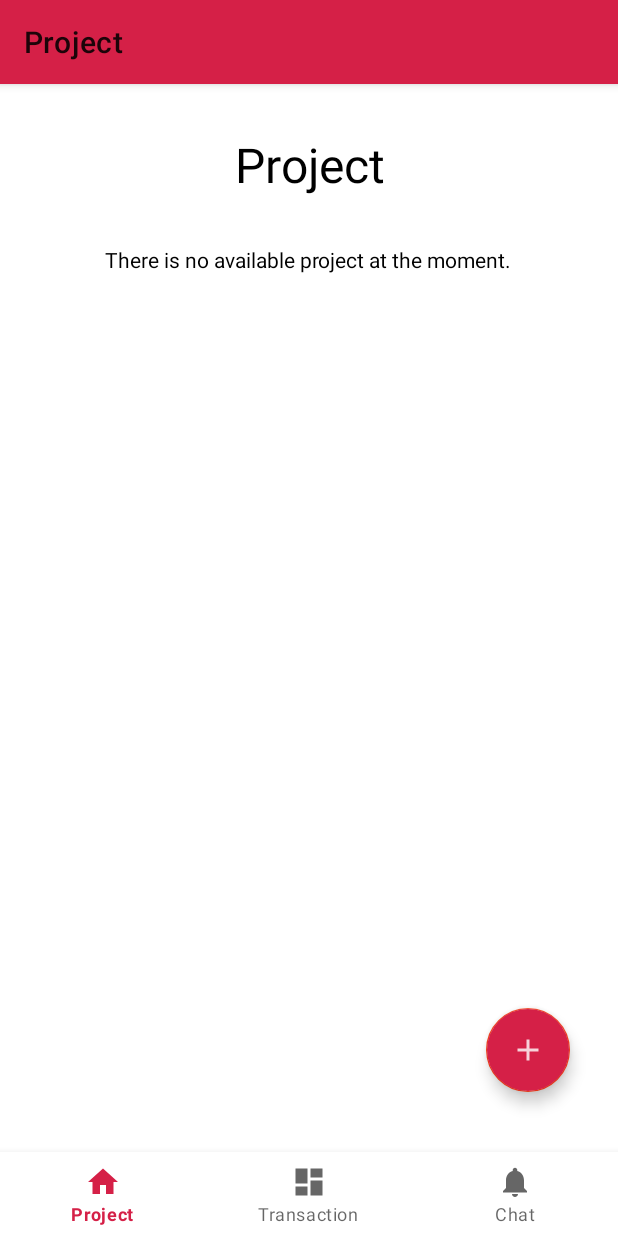
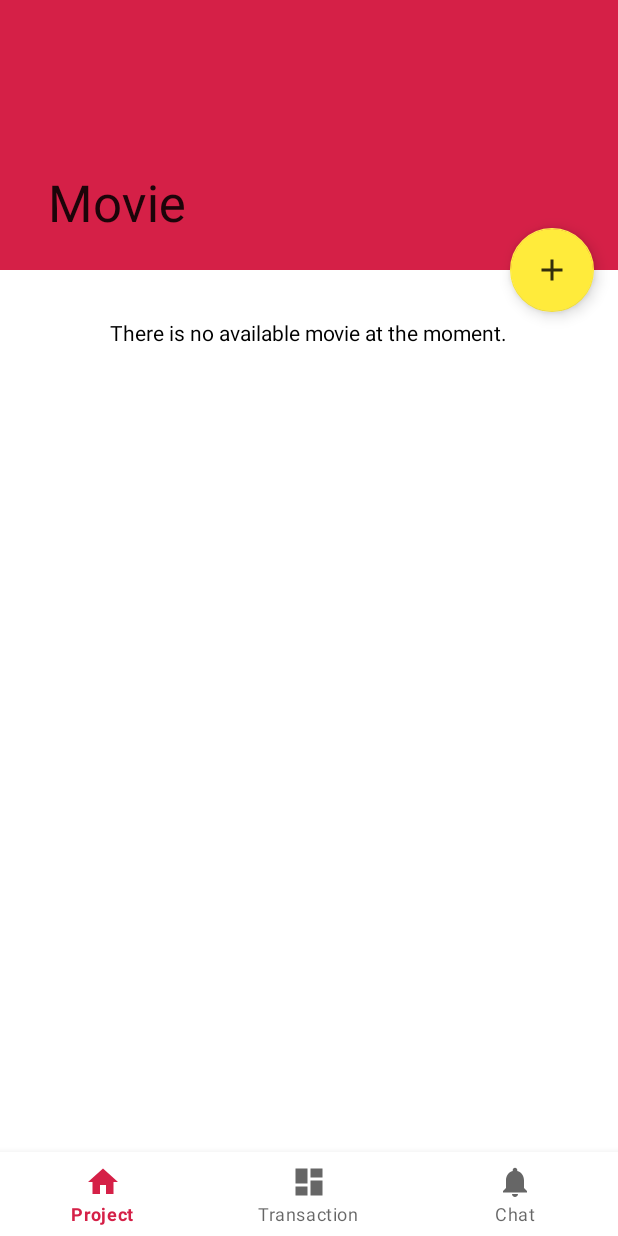
Before and after one commit to butterchoco/jahit.co.id, an Android app: the screen it shows after launch (MainActivity), on a phone screen of 412 x 824 dp. Run offline under Robolectric (Android 15) with nearby library versions, the phone set to English and light mode, and no system bars; our stand-ins replace Room's generated code, navigation-ui; libraries missing offline, so code that uses them is left out: org.koin.android, org.koin.dsl.

Commit message:
change layout movie list fragmet

```diff
--- a/app/src/main/java/id/ac/ui/cs/mobileprogramming/ahmadsupriyanto/jahitcoid/MainActivity.kt
+++ b/app/src/main/java/id/ac/ui/cs/mobileprogramming/ahmadsupriyanto/jahitcoid/MainActivity.kt
@@ -32,6 +32,7 @@ class MainActivity : AppCompatActivity() {
                 R.id.navigation_project, R.id.navigation_transaction, R.id.navigation_chat
             )
         )
+        setSupportActionBar(findViewById(R.id.main_toolbar))
         setupActionBarWithNavController(navController, appBarConfiguration)
         navView.setupWithNavController(navController)
     }
--- a/app/src/main/res/layout/activity_main.xml
+++ b/app/src/main/res/layout/activity_main.xml
@@ -4,6 +4,14 @@
     android:id="@+id/container"
     android:layout_width="match_parent"
     android:layout_height="match_parent">
+
+    <androidx.appcompat.widget.Toolbar
+        android:id="@+id/main_toolbar"
+        android:layout_width="wrap_content"
+        android:layout_height="wrap_content"
+        app:layout_constraintEnd_toEndOf="parent"
+        app:layout_constraintStart_toStartOf="parent"
+        app:layout_constraintTop_toTopOf="parent" />
 
     <com.google.android.material.bottomnavigation.BottomNavigationView
         android:id="@+id/nav_view"
--- /dev/null
+++ b/app/src/main/res/layout/content_scrolling.xml
@@ -0,0 +1,34 @@
+<?xml version="1.0" encoding="utf-8"?>
+<androidx.core.widget.NestedScrollView xmlns:android="http://schemas.android.com/apk/res/android"
+    xmlns:app="http://schemas.android.com/apk/res-auto"
+    xmlns:tools="http://schemas.android.com/tools"
+    android:layout_width="match_parent"
+    android:layout_height="match_parent"
+    app:layout_behavior="@string/appbar_scrolling_view_behavior"
+    tools:context=".MainActivity"
+    tools:showIn="@layout/activity_scrolling">
+
+    <LinearLayout
+            android:layout_width="match_parent"
+            android:layout_height="match_parent"
+            android:orientation="vertical">
+
+
+            <androidx.recyclerview.widget.RecyclerView
+                android:id="@+id/project_list_container"
+                android:layout_width="match_parent"
+                android:layout_height="wrap_content"
+                android:layout_marginTop="24dp"
+                android:paddingBottom="72dp" >
+            </androidx.recyclerview.widget.RecyclerView>
+            <TextView
+                android:id="@+id/project_list_no_item"
+                android:layout_width="wrap_content"
+                android:layout_height="wrap_content"
+                android:text="@string/project_list_no_item_text"
+                android:textColor="@color/black"
+                android:layout_gravity="center_horizontal"
+                android:layout_marginTop="32dp"/>
+    </LinearLayout>
+
+</androidx.core.widget.NestedScrollView>
--- a/app/src/main/res/layout/project_list_fragment.xml
+++ b/app/src/main/res/layout/project_list_fragment.xml
@@ -1,59 +1,51 @@
 <?xml version="1.0" encoding="utf-8"?>
-<RelativeLayout xmlns:android="http://schemas.android.com/apk/res/android"
+<androidx.coordinatorlayout.widget.CoordinatorLayout xmlns:android="http://schemas.android.com/apk/res/android"
+    xmlns:app="http://schemas.android.com/apk/res-auto"
     xmlns:tools="http://schemas.android.com/tools"
     android:layout_width="match_parent"
     android:layout_height="match_parent"
-    android:orientation="vertical"
-    android:background="@color/white"
-    xmlns:app="http://schemas.android.com/apk/res-auto"
+    android:fitsSystemWindows="true"
     tools:context=".view.ProjectListFragment">
 
-        <LinearLayout
+    <com.google.android.material.appbar.AppBarLayout
+        android:id="@+id/app_bar"
+        android:layout_width="match_parent"
+        android:layout_height="@dimen/app_bar_height"
+        android:fitsSystemWindows="true"
+        android:theme="@style/ThemeOverlay.AppCompat.Light">
+
+        <com.google.android.material.appbar.CollapsingToolbarLayout
+            android:id="@+id/toolbar_layout"
             android:layout_width="match_parent"
             android:layout_height="match_parent"
-            android:orientation="vertical">
-        <TextView
-            android:layout_width="match_parent"
-            android:layout_height="wrap_content"
-            android:text="@string/project_list_title"
-            android:textSize="32dp"
-            android:textColor="@color/black"
-            android:gravity="center_horizontal"
-            android:layout_marginTop="32dp"/>
+            android:fitsSystemWindows="true"
+            app:contentScrim="@color/red"
+            app:collapsedTitleGravity="start"
+            app:layout_scrollFlags="scroll|exitUntilCollapsed"
+            app:toolbarId="@+id/toolbar">
 
-            <androidx.recyclerview.widget.RecyclerView
-                android:id="@+id/project_list_container"
+            <com.google.android.material.appbar.MaterialToolbar
+                android:id="@+id/toolbar"
                 android:layout_width="match_parent"
-                android:layout_height="wrap_content"
-                android:layout_marginTop="24dp"
-                android:paddingBottom="72dp" >
-            </androidx.recyclerview.widget.RecyclerView>
-            <TextView
-                android:id="@+id/project_list_no_item"
-                android:layout_width="wrap_content"
-                android:layout_height="wrap_content"
-                android:text="@string/project_list_no_item_text"
-                android:textColor="@color/black"
-                android:layout_gravity="center_horizontal"
-                android:layout_marginTop="32dp"/>
-    </LinearLayout>
+                android:layout_height="?attr/actionBarSize"
+                app:layout_collapseMode="pin"
+                app:popupTheme="@style/ThemeOverlay.AppCompat.Light"
+                app:title="@string/movie_list_title"
+                app:titleTextColor="@color/white" />
 
-    <androidx.constraintlayout.widget.ConstraintLayout
-        android:layout_width="match_parent"
-        android:layout_height="match_parent">
+        </com.google.android.material.appbar.CollapsingToolbarLayout>
+    </com.google.android.material.appbar.AppBarLayout>
 
-        <com.google.android.material.floatingactionbutton.FloatingActionButton
-            android:id="@+id/add_project_button"
-            android:layout_width="wrap_content"
-            android:layout_height="wrap_content"
-            android:src="@drawable/ic_add_fab"
-            app:tint="@color/white"
-            app:layout_constraintBottom_toBottomOf="parent"
-            app:layout_constraintEnd_toEndOf="parent"
-            android:backgroundTint="@color/red"
-            android:layout_marginRight="32dp"
-            android:layout_marginBottom="96dp"/>
+    <include layout="@layout/content_scrolling" />
 
-    </androidx.constraintlayout.widget.ConstraintLayout>
+    <com.google.android.material.floatingactionbutton.FloatingActionButton
+        android:id="@+id/add_project_button"
+        android:layout_width="wrap_content"
+        android:layout_height="wrap_content"
+        android:layout_margin="@dimen/fab_margin"
+        app:layout_anchor="@id/app_bar"
+        app:layout_anchorGravity="bottom|end"
+        app:srcCompat="@drawable/ic_add_fab"
+        app:backgroundTint="@color/yellow"/>
 
-</RelativeLayout>
+</androidx.coordinatorlayout.widget.CoordinatorLayout>
--- a/app/src/main/res/values/colors.xml
+++ b/app/src/main/res/values/colors.xml
@@ -5,4 +5,5 @@
     <color name="black">#000000</color>
     <color name="orange">#EE3D1B</color>
     <color name="grey">#e0e0e0</color>
+    <color name="yellow">#FFEB3B</color>
 </resources>
--- a/app/src/main/res/values/dimens.xml
+++ b/app/src/main/res/values/dimens.xml
@@ -2,4 +2,7 @@
     <!-- Default screen margins, per the Android Design guidelines. -->
     <dimen name="activity_horizontal_margin">16dp</dimen>
     <dimen name="activity_vertical_margin">16dp</dimen>
+    <dimen name="fab_margin">16dp</dimen>
+    <dimen name="text_margin">16dp</dimen>
+    <dimen name="app_bar_height">180dp</dimen>
 </resources>
--- a/app/src/main/res/values/strings.xml
+++ b/app/src/main/res/values/strings.xml
@@ -5,8 +5,8 @@
     <string name="project_choice_customer_description">Customer who wants assign a sewing project</string>
     <string name="project_choice_partner_description">Vendor who wants to be Jahit.co.id partner</string>
     <string name="next_button_text">Next</string>
-    <string name="project_list_title">Project</string>
-    <string name="project_list_no_item_text">There is no available project at the moment.</string>
+    <string name="movie_list_title">Movie</string>
+    <string name="project_list_no_item_text">There is no available movie at the moment.</string>
     <string name="project_add_greeting">Hi, Jahit.co.id Customer!</string>
     <string name="project_add_description">Please fill these fields below to be sent to our 2000 vendor and find your best vendor!</string>
     <string name="project_add_name_field">Project Name</string>
@@ -38,4 +38,5 @@
     <string name="permission_ask_content">Permission is necessary!</string>
     <string name="internet_connected">Internet Connected !</string>
     <string name="internet_disconnected">Internet Disconnected !</string>
+    <string name="search_hint">Search your movie here !</string>
 </resources>
--- a/app/src/main/res/values/styles.xml
+++ b/app/src/main/res/values/styles.xml
@@ -1,5 +1,5 @@
 <resources>
-    <style name="AppTheme" parent="Theme.MaterialComponents.Light">
+    <style name="AppTheme" parent="Theme.MaterialComponents.Light.NoActionBar">
         <item name="colorPrimary">@color/red</item>
         <item name="colorSecondary">@color/orange</item>
         <item name="colorOnBackground">@color/white</item>
```
Also changed, not shown: 1 other file.
